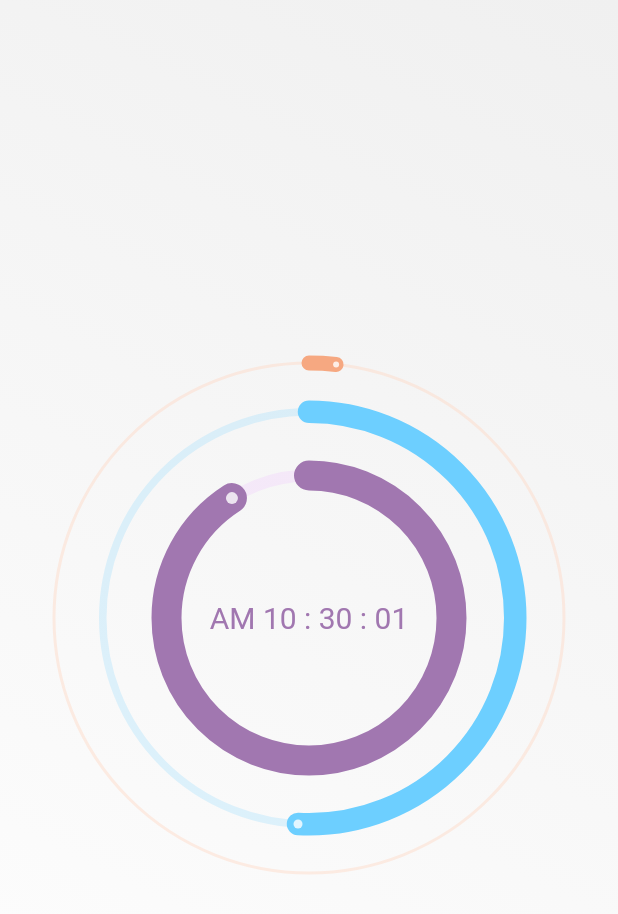
After one commit to muizzzafar11/DeltaHacks-Application, a Flutter app: the Clock screen opened directly, on a phone screen of 412 x 824 dp. The commit adds this screen. Shown: the top 914 px of the screen. Run offline on Flutter 3.47's test engine with Material 2 defaults, Android fonts, the phone set to English and light mode, and no system bars; drawn by our look-alikes of sleek_circular_slider; our stand-ins replace awesome_dialog, curved_navigation_bar, firebase_auth, firebase_core, firebase_database, google_sign_in; missing offline and left inert: ff_navigation_bar; accounts and stored records are empty.

Commit message:
added ui stuff

```diff
--- a/lib/main.dart
+++ b/lib/main.dart
@@ -7,6 +7,7 @@ import 'Screens/init_screen.dart';
 import 'Screens/login_screen.dart';
 import 'Screens/main_screen.dart';
 import 'Screens/pills_screen.dart';
+import './ui/home_page.dart';
 
 void main() async {
   WidgetsFlutterBinding.ensureInitialized();
@@ -48,7 +49,7 @@ class _MyHomePageState extends State<MyHomePage> {
          return LoginScreen();
    // Analytics Screen
    } else if(page == 3){
-
+  return HomePage();
    }
 }
   @override
--- /dev/null
+++ b/lib/ui/clock_page.dart
@@ -0,0 +1,168 @@
+import 'dart:async';
+
+import 'package:flutter/material.dart';
+import './utils.dart';
+import 'package:sleek_circular_slider/sleek_circular_slider.dart';
+
+class Clock extends StatefulWidget {
+  Clock({Key key}) : super(key: key);
+
+  _ClockState createState() => _ClockState();
+}
+
+class _ClockState extends State<Clock> {
+  Timer _timer;
+  DateTime dateTime;
+
+  @override
+  void initState() {
+    super.initState();
+    dateTime = DateTime.now();
+    _timer = Timer.periodic(const Duration(seconds: 1), setTime);
+  }
+
+  void setTime(Timer timer) {
+    setState(() {
+      dateTime = DateTime.now();
+    });
+  }
+
+  @override
+  void dispose() {
+    _timer.cancel();
+    super.dispose();
+  }
+
+  @override
+  Widget build(BuildContext context) {
+    return Scaffold(
+      body: Container(
+        decoration: BoxDecoration(
+            gradient: LinearGradient(
+                colors: [HexColor('#FFFFFF'), HexColor('#F0F0F0')],
+                begin: Alignment.bottomLeft,
+                end: Alignment.topRight,
+                tileMode: TileMode.clamp)),
+        child: SafeArea(
+          child: Center(
+              child: ClockWidget(
+            dateTime: dateTime,
+          )),
+        ),
+      ),
+    );
+  }
+}
+
+class ClockWidget extends StatelessWidget {
+  final DateTime dateTime;
+  const ClockWidget({Key key, this.dateTime}) : super(key: key);
+
+  @override
+  Widget build(BuildContext context) {
+    var seconds = dateTime.second.toDouble();
+    var minutes = dateTime.minute.toDouble();
+    var hours = dateTime.hour.toDouble();
+    return SleekCircularSlider(
+      appearance: appearance01,
+      min: 0,
+      max: 59,
+      initialValue: seconds,
+      innerWidget: (double value) {
+        return Align(
+          alignment: Alignment.center,
+          child: SleekCircularSlider(
+            appearance: appearance02,
+            min: 0,
+            max: 59,
+            initialValue: minutes,
+            innerWidget: (double value) {
+              return Align(
+                alignment: Alignment.center,
+                child: SleekCircularSlider(
+                  appearance: appearance03,
+                  min: 0,
+                  max: 11,
+                  initialValue: hours % 12,
+                  innerWidget: (double value) {
+                    final h = hours.toInt() < 12
+                        ? 'AM ${hours.toInt() % 12}'
+                        : 'PM ${hours.toInt() % 12}';
+                    final m = minutes.toInt() < 10
+                        ? '0${minutes.toInt()}'
+                        : minutes.toInt().toString();
+                    final s = seconds.toInt() < 10
+                        ? '0${seconds.toInt()}'
+                        : seconds.toInt().toString();
+                    return Center(
+                        child: Text(
+                      '$h : $m : $s',
+                      style: TextStyle(
+                          color: HexColor('#A177B0'),
+                          fontSize: 20,
+                          fontWeight: FontWeight.w400),
+                    ));
+                  },
+                ),
+              );
+            },
+          ),
+        );
+      },
+    );
+  }
+}
+
+final customWidth01 =
+    CustomSliderWidths(trackWidth: 2, progressBarWidth: 10, shadowWidth: 20);
+final customColors01 = CustomSliderColors(
+    dotColor: Colors.white.withOpacity(0.8),
+    trackColor: HexColor('#FFD4BE').withOpacity(0.4),
+    progressBarColor: HexColor('#F6A881'),
+    shadowColor: HexColor('#FFD4BE'),
+    shadowStep: 10.0,
+    shadowMaxOpacity: 0.6);
+
+final CircularSliderAppearance appearance01 = CircularSliderAppearance(
+    customWidths: customWidth01,
+    customColors: customColors01,
+    startAngle: 270,
+    angleRange: 360,
+    size: 350.0,
+    animationEnabled: false);
+
+final customWidth02 =
+    CustomSliderWidths(trackWidth: 5, progressBarWidth: 15, shadowWidth: 30);
+final customColors02 = CustomSliderColors(
+    dotColor: Colors.white.withOpacity(0.8),
+    trackColor: HexColor('#98DBFC').withOpacity(0.3),
+    progressBarColor: HexColor('#6DCFFF'),
+    shadowColor: HexColor('#98DBFC'),
+    shadowStep: 15.0,
+    shadowMaxOpacity: 0.3);
+
+final CircularSliderAppearance appearance02 = CircularSliderAppearance(
+    customWidths: customWidth02,
+    customColors: customColors02,
+    startAngle: 270,
+    angleRange: 360,
+    size: 290.0,
+    animationEnabled: false);
+
+final customWidth03 =
+    CustomSliderWidths(trackWidth: 8, progressBarWidth: 20, shadowWidth: 40);
+final customColors03 = CustomSliderColors(
+    dotColor: Colors.white.withOpacity(0.8),
+    trackColor: HexColor('#EFC8FC').withOpacity(0.3),
+    progressBarColor: HexColor('#A177B0'),
+    shadowColor: HexColor('#EFC8FC'),
+    shadowStep: 20.0,
+    shadowMaxOpacity: 0.3);
+
+final CircularSliderAppearance appearance03 = CircularSliderAppearance(
+    customWidths: customWidth03,
+    customColors: customColors03,
+    startAngle: 270,
+    angleRange: 360,
+    size: 210.0,
+    animationEnabled: false);
--- /dev/null
+++ b/lib/ui/utils.dart
@@ -0,0 +1,13 @@
+import 'package:flutter/material.dart';
+
+class HexColor extends Color {
+  static int _getColorFromHex(String hexColor) {
+    hexColor = hexColor.toUpperCase().replaceAll('#', '');
+    if (hexColor.length == 6) {
+      hexColor = 'FF' + hexColor;
+    }
+    return int.parse(hexColor, radix: 16);
+  }
+
+  HexColor(final String hexColor) : super(_getColorFromHex(hexColor));
+}
--- a/pubspec.yaml
+++ b/pubspec.yaml
@@ -39,6 +39,10 @@ dev_dependencies:
 
   # Navigation
   ff_navigation_bar: ^0.1.4
+
+  # Analytics Progress Bar
+  sleek_circular_slider : ^1.2.0
+
   # Firestore DB
   cloud_firestore: ^1.0.0
 
```
Also changed, not shown: lib/ui/example_page.dart (added, +53 -0 lines), lib/ui/home_page.dart (added, +414 -0 lines), lib/ui/random_value_page.dart (added, +79 -0 lines), pubspec.lock.
